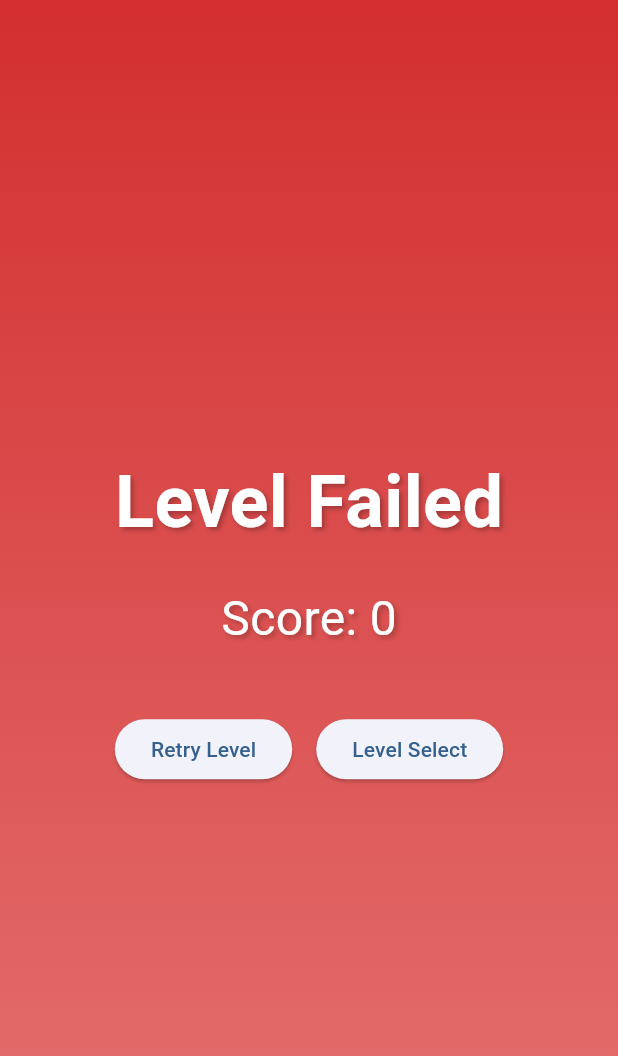
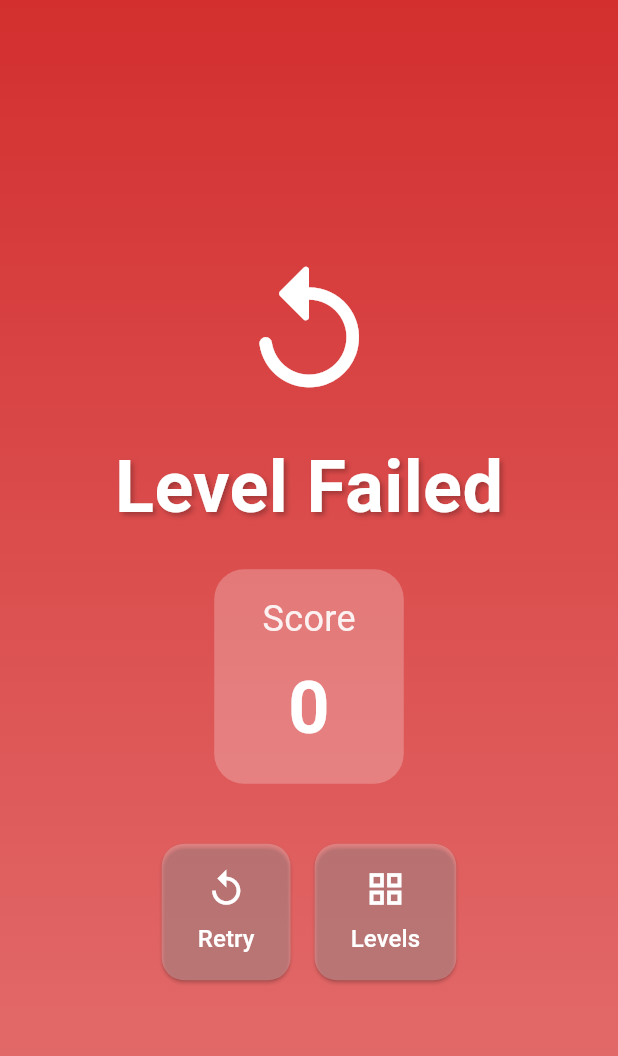
Before and after one commit to kornelov1cs/bubble_pop_adventure, a Flutter app: the ResultScreen screen opened directly with empty values, on a phone screen of 412 x 824 dp. Shown: the top 1056 px of the screen. Run offline on Flutter 3.47's test engine with Material 3 defaults, Android fonts, the phone set to English and light mode, and no system bars; our stand-ins replace get; missing offline and left inert: flame, flame_forge2d.

Commit message:
game finish

```diff
--- a/lib/main.dart
+++ b/lib/main.dart
@@ -1,5 +1,6 @@
 import 'package:flutter/material.dart';
 import 'package:get/get.dart';
+import 'src/routes/app_routes.dart';
 import 'src/screens/start_screen.dart';
 
 void main() {
@@ -17,6 +18,7 @@ class GameApp extends StatelessWidget {
         useMaterial3: true,
         colorScheme: ColorScheme.fromSeed(seedColor: Colors.blue),
       ),
+      getPages: AppRoutes.routes,
       home: const StartScreen(),
     );
   }
--- a/lib/src/game/bubble_game.dart
+++ b/lib/src/game/bubble_game.dart
@@ -92,11 +92,16 @@ class BubbleGame extends Forge2DGame {
   }
 
   void endGame(bool success) {
-    gameFinished = true;
-    Get.offNamed('/result', arguments: {
-      'success': success,
-      'score': score.value,
-      'levelId': currentLevel.id,
-    });
+    if (!gameFinished) {
+      gameFinished = true;
+      Get.toNamed(
+        '/result',
+        arguments: {
+          'success': success,
+          'score': score.value,
+          'levelId': currentLevel.id,
+        },
+      );
+    }
   }
 }
--- /dev/null
+++ b/lib/src/routes/app_routes.dart
@@ -0,0 +1,37 @@
+import 'package:get/get.dart';
+import '../screens/start_screen.dart';
+import '../screens/level_select_screen.dart';
+import '../screens/game_screen.dart';
+import '../screens/result_screen.dart';
+import '../models/level.dart';
+
+class AppRoutes {
+  static final routes = [
+    GetPage(
+      name: '/',
+      page: () => const StartScreen(),
+    ),
+    GetPage(
+      name: '/levels',
+      page: () => const LevelSelectScreen(),
+    ),
+    GetPage(
+      name: '/game',
+      page: () {
+        final level = Get.arguments as Level;
+        return GameScreen(level: level);
+      },
+    ),
+    GetPage(
+      name: '/result',
+      page: () {
+        final args = Get.arguments as Map<String, dynamic>;
+        return ResultScreen(
+          success: args['success'] as bool,
+          score: args['score'] as int,
+          levelId: args['levelId'] as int,
+        );
+      },
+    ),
+  ];
+}
--- a/lib/src/screens/result_screen.dart
+++ b/lib/src/screens/result_screen.dart
@@ -1,8 +1,6 @@
-import 'package:bubble_pop_adventure/src/models/level.dart';
-import 'package:bubble_pop_adventure/src/screens/game_screen.dart';
-import 'package:bubble_pop_adventure/src/screens/level_select_screen.dart';
 import 'package:flutter/material.dart';
 import 'package:get/get.dart';
+import '../models/level.dart';
 
 class ResultScreen extends StatelessWidget {
   final bool success;
@@ -29,10 +27,19 @@ class ResultScreen extends StatelessWidget {
                 : [Colors.red[700]!, Colors.red[300]!],
           ),
         ),
+        child: SafeArea(
           child: Center(
             child: Column(
               mainAxisAlignment: MainAxisAlignment.center,
               children: [
+                // Result Icon
+                Icon(
+                  success ? Icons.stars_rounded : Icons.replay_rounded,
+                  size: 100,
+                  color: Colors.white,
+                ),
+                const SizedBox(height: 20),
+                // Title
                 Text(
                   success ? 'Level Complete!' : 'Level Failed',
                   style: const TextStyle(
@@ -49,65 +56,116 @@ class ResultScreen extends StatelessWidget {
                   ),
                 ),
                 const SizedBox(height: 20),
+                // Score Container
+                Container(
+                  padding: const EdgeInsets.symmetric(
+                    horizontal: 32,
+                    vertical: 16,
+                  ),
+                  decoration: BoxDecoration(
+                    color: Colors.white24,
+                    borderRadius: BorderRadius.circular(20),
+                  ),
+                  child: Column(
+                    children: [
                       Text(
-                'Score: $score',
+                        'Score',
+                        style: TextStyle(
+                          fontSize: 24,
+                          color: Colors.white.withOpacity(0.9),
+                        ),
+                      ),
+                      const SizedBox(height: 8),
+                      Text(
+                        '$score',
                         style: const TextStyle(
-                  fontSize: 32,
+                          fontSize: 48,
+                          fontWeight: FontWeight.bold,
                           color: Colors.white,
-                  shadows: [
-                    Shadow(
-                      blurRadius: 4,
-                      color: Colors.black26,
-                      offset: Offset(2, 2),
+                        ),
                       ),
                     ],
                   ),
                 ),
                 const SizedBox(height: 40),
-              Row(
+                // Buttons
+                Padding(
+                  padding: const EdgeInsets.symmetric(horizontal: 20),
+                  child: Row(
                     mainAxisAlignment: MainAxisAlignment.center,
                     children: [
-                  ElevatedButton(
-                    onPressed: () {
-                      // Retry level
-                      Get.off(() => GameScreen(
-                            level: Level.levels.firstWhere(
+                      _buildButton(
+                        icon: Icons.replay,
+                        label: 'Retry',
+                        onPressed: () => Get.offAllNamed(
+                          '/game',
+                          arguments: Level.levels.firstWhere(
                             (l) => l.id == levelId,
                           ),
-                          ));
-                    },
-                    child: const Text('Retry Level'),
+                        ),
                       ),
                       const SizedBox(width: 16),
-                  ElevatedButton(
-                    onPressed: () =>
-                        Get.offAll(() => const LevelSelectScreen()),
-                    child: const Text('Level Select'),
+                      _buildButton(
+                        icon: Icons.grid_view,
+                        label: 'Levels',
+                        onPressed: () => Get.offAllNamed('/levels'),
                       ),
                       if (success && levelId < Level.levels.length)
                         Padding(
                           padding: const EdgeInsets.only(left: 16),
-                      child: ElevatedButton(
+                          child: _buildButton(
+                            icon: Icons.arrow_forward,
+                            label: 'Next',
                             onPressed: () {
-                          // Go to next level
                               final nextLevel = Level.levels.firstWhere(
                                 (l) => l.id == levelId + 1,
                               );
-                          Get.off(() => GameScreen(level: nextLevel));
+                              Get.offAllNamed('/game', arguments: nextLevel);
                             },
-                        style: ElevatedButton.styleFrom(
-                          backgroundColor: Colors.green,
-                          foregroundColor: Colors.white,
-                        ),
-                        child: const Text('Next Level'),
+                            color: Colors.green,
                           ),
                         ),
                     ],
+                  ),
                 ),
               ],
             ),
           ),
         ),
+      ),
+    );
+  }
+
+  Widget _buildButton({
+    required IconData icon,
+    required String label,
+    required VoidCallback onPressed,
+    Color? color,
+  }) {
+    return ElevatedButton(
+      onPressed: onPressed,
+      style: ElevatedButton.styleFrom(
+        backgroundColor: color ?? Colors.white24,
+        foregroundColor: Colors.white,
+        padding: const EdgeInsets.symmetric(
+          horizontal: 24,
+          vertical: 16,
+        ),
+        shape: RoundedRectangleBorder(
+          borderRadius: BorderRadius.circular(15),
+        ),
+      ),
+      child: Column(
+        mainAxisSize: MainAxisSize.min,
+        children: [
+          Icon(icon, size: 28),
+          const SizedBox(height: 8),
+          Text(
+            label,
+            style: const TextStyle(fontSize: 16),
+          ),
+        ],
+      ),
     );
   }
 }
```
Lines whose indentation alone changed are shown as unchanged.
